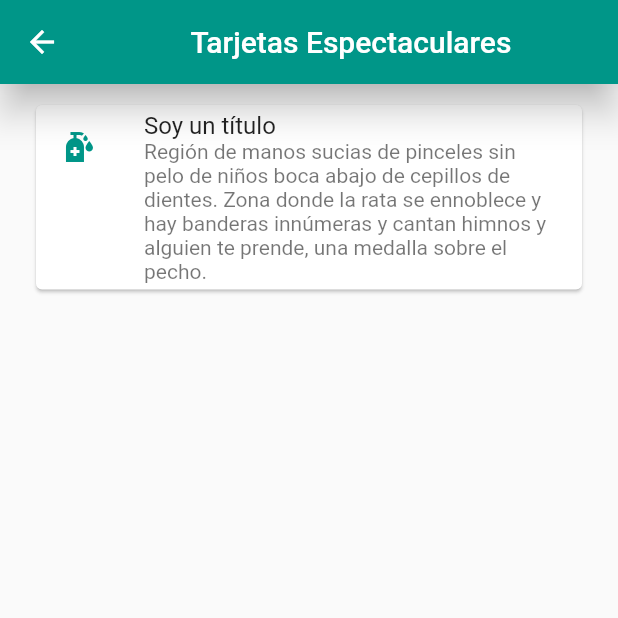
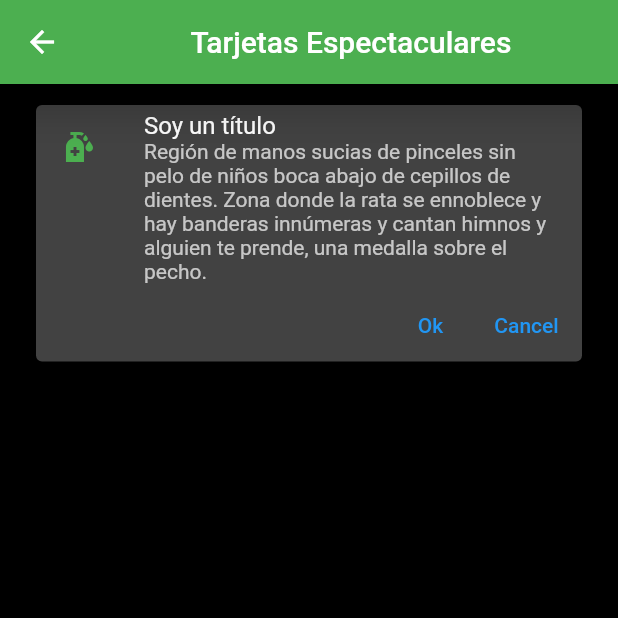
Before and after one commit to alejorom/fl_components, a Flutter app: the CardScreen screen opened directly, on a phone screen of 412 x 824 dp, the top half of it. Run offline on Flutter 3.47's test engine with Material 2 defaults, Android fonts, the phone set to English and light mode, and no system bars; statements that could not run were skipped.

Commit message:
Centralizar Widgets

```diff
--- a/lib/main.dart
+++ b/lib/main.dart
@@ -1,5 +1,5 @@
+import 'package:flutter/material.dart';
 import 'package:fl_components/theme/app_theme.dart';
-import 'package:flutter/material.dart';
 import 'package:fl_components/router/app_routes.dart';
 
 void main() => runApp(const MyApp());
@@ -14,7 +14,7 @@ class MyApp extends StatelessWidget {
       title: 'Material App',
       initialRoute: AppRoutes.initialRoute,
       routes: AppRoutes.getAppRoutes(),
-      theme: AppTheme.lightTheme,
+      theme: AppTheme.darkTheme,
 
       // Se navega a un route no especificada.
       onGenerateRoute: (settings) => AppRoutes.onGenerateRoute(settings),
--- a/lib/router/app_routes.dart
+++ b/lib/router/app_routes.dart
@@ -14,13 +14,13 @@ class AppRoutes {
     ),
     MenuOption(
       route: 'listview1',
-      name: 'List View #1',
+      name: 'Juegos Espectaculares',
       screen: const Listview1Screen(),
       icon: Icons.list,
     ),
     MenuOption(
       route: 'listview2',
-      name: 'List View #2',
+      name: 'Series Espectaculares',
       screen: const Listview2Screen(),
       icon: Icons.list_sharp,
     ),
--- a/lib/screens/card_screen.dart
+++ b/lib/screens/card_screen.dart
@@ -1,5 +1,5 @@
-import 'package:fl_components/theme/app_theme.dart';
 import 'package:flutter/material.dart';
+import 'package:fl_components/widgets/widgets.dart';
 
 class CardScreen extends StatelessWidget {
   const CardScreen({Key? key}) : super(key: key);
@@ -14,23 +14,8 @@ class CardScreen extends StatelessWidget {
       ),
       body: ListView(
         padding: const EdgeInsets.symmetric(horizontal: 20.0, vertical: 10.0),
-        children: [
-          Card(
-            child: Column(
-              children: const [
-                ListTile(
-                  leading: Icon(
-                    Icons.sanitizer,
-                    color: AppTheme.primaryColor,
-                  ),
-                  title: Text('Soy un título'),
-                  subtitle: Text(
-                    'Región de manos sucias de pinceles sin pelo de niños boca abajo de cepillos de dientes. Zona donde la rata se ennoblece y hay banderas innúmeras y cantan himnos y alguien te prende, una medalla sobre el pecho.',
-                  ),
-                ),
-              ],
-            ),
-          ),
+        children: const [
+          CustomCardType1(),
         ],
       ),
     );
--- a/lib/screens/home_screen.dart
+++ b/lib/screens/home_screen.dart
@@ -18,7 +18,7 @@ class HomeScreen extends StatelessWidget {
           title: Text(AppRoutes.menuOptions[index].name),
           leading: Icon(
             AppRoutes.menuOptions[index].icon,
-            color: AppTheme.primaryColor,
+            color: AppTheme.primary,
           ),
           onTap: () {
             Navigator.pushNamed(context, AppRoutes.menuOptions[index].route);
--- a/lib/screens/listview1_screen.dart
+++ b/lib/screens/listview1_screen.dart
@@ -8,6 +8,7 @@ class Listview1Screen extends StatelessWidget {
     'Formula 1',
     'RR3',
     'CSR2',
+    'Kingdoms',
   ];
 
   @override
--- a/lib/theme/app_theme.dart
+++ b/lib/theme/app_theme.dart
@@ -1,19 +1,35 @@
 import 'package:flutter/material.dart';
 
 class AppTheme {
-  static const Color primaryColor = Colors.teal;
+  static const Color primary = Colors.green;
+
+  // Definición del tema claro.
   static final ThemeData lightTheme = ThemeData.light().copyWith(
-    primaryColor: Colors.teal,
+    primaryColor: Colors.black,
+
+    // Tema del AppBar para todos los screens.
     appBarTheme: const AppBarTheme(
-      backgroundColor: primaryColor,
+      backgroundColor: primary,
       elevation: 10,
     ),
+
+    // Tema de los TextButtom
+    textButtonTheme: TextButtonThemeData(
+      style: TextButton.styleFrom(
+        primary: primary,
+      ),
+    ),
+
+    scaffoldBackgroundColor: Colors.white,
   );
 
+  // Definición del tema oscuro
   static final ThemeData darkTheme = ThemeData.dark().copyWith(
-    primaryColor: Colors.teal,
+    primaryColor: Colors.black,
+
+    // Tema del AppBar para todos los screens.
     appBarTheme: const AppBarTheme(
-      backgroundColor: primaryColor,
+      backgroundColor: primary,
       elevation: 10,
     ),
     scaffoldBackgroundColor: Colors.black,
--- /dev/null
+++ b/lib/widgets/custom_card_type_1.dart
@@ -0,0 +1,44 @@
+import 'package:flutter/material.dart';
+import 'package:fl_components/theme/app_theme.dart';
+
+class CustomCardType1 extends StatelessWidget {
+  const CustomCardType1({
+    Key? key,
+  }) : super(key: key);
+
+  @override
+  Widget build(BuildContext context) {
+    return Card(
+      child: Column(
+        children: [
+          const ListTile(
+            leading: Icon(
+              Icons.sanitizer,
+              color: AppTheme.primary,
+            ),
+            title: Text('Soy un título'),
+            subtitle: Text(
+              'Región de manos sucias de pinceles sin pelo de niños boca abajo de cepillos de dientes. Zona donde la rata se ennoblece y hay banderas innúmeras y cantan himnos y alguien te prende, una medalla sobre el pecho.',
+            ),
+          ),
+          Padding(
+            padding: const EdgeInsets.only(right: 5.0),
+            child: Row(
+              mainAxisAlignment: MainAxisAlignment.end,
+              children: [
+                TextButton(
+                  onPressed: () {},
+                  child: const Text('Ok'),
+                ),
+                TextButton(
+                  onPressed: () {},
+                  child: const Text('Cancel'),
+                ),
+              ],
+            ),
+          ),
+        ],
+      ),
+    );
+  }
+}
--- /dev/null
+++ b/lib/widgets/widgets.dart
@@ -0,0 +1 @@
+export 'package:fl_components/widgets/custom_card_type_1.dart';
```
